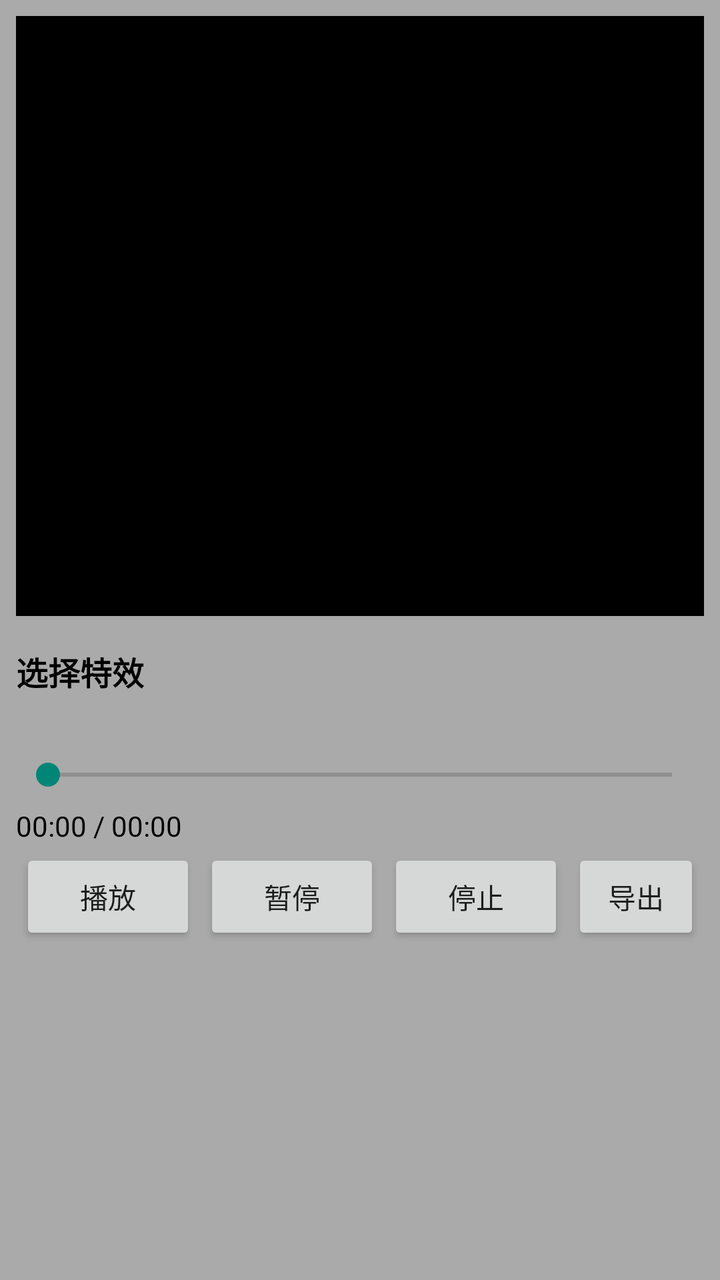
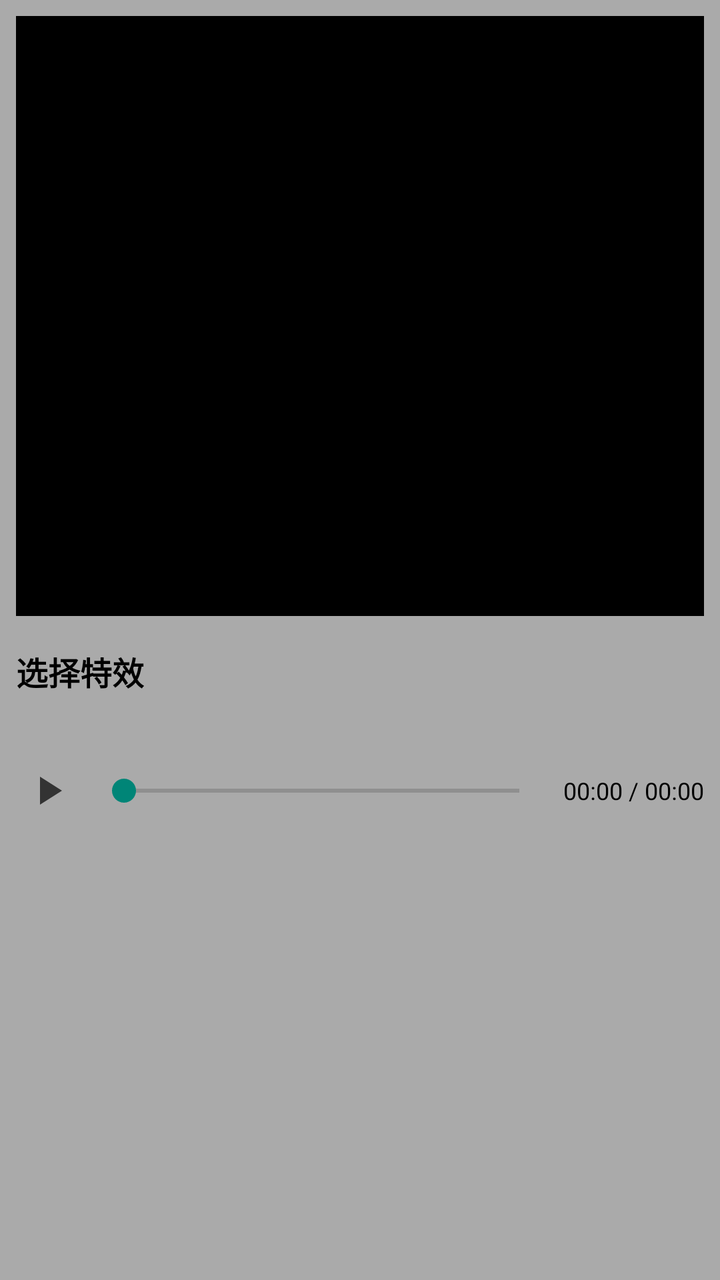

Before-and-after screenshots of an Android layout around one commit, followed by the original layout XML and the change that was made.
<!-- AndroidManifest.xml: application theme Theme.AppCompat.Light.NoActionBar -->
<!-- res/layout/activity_media.xml -->
<?xml version="1.0" encoding="utf-8"?>
<LinearLayout xmlns:android="http://schemas.android.com/apk/res/android"
    xmlns:app="http://schemas.android.com/apk/res-auto"
    xmlns:tools="http://schemas.android.com/tools"
    android:layout_width="match_parent"
    android:layout_height="match_parent"
    android:background="@android:color/darker_gray"
    android:orientation="vertical"
    android:padding="8dp">

    <FrameLayout
        android:id="@+id/fl_player"
        android:layout_width="match_parent"
        android:layout_height="300dp"
        android:layout_marginBottom="16dp"
        android:background="@android:color/black" />

    <ProgressBar
        android:id="@+id/progress_bar"
        android:layout_width="48dp"
        android:layout_height="48dp"
        android:layout_gravity="center"
        android:visibility="gone" />

    
    <LinearLayout
        android:layout_width="match_parent"
        android:layout_height="wrap_content"
        android:layout_marginBottom="16dp"
        android:orientation="vertical">

        <TextView
            android:layout_width="wrap_content"
            android:layout_height="wrap_content"
            android:layout_marginBottom="8dp"
            android:text="选择特效"
            android:textColor="@android:color/black"
            android:textSize="16sp"
            android:textStyle="bold" />

        <androidx.recyclerview.widget.RecyclerView
            android:id="@+id/rv_effects"
            android:layout_width="match_parent"
            android:layout_height="wrap_content"
            android:layout_marginTop="8dp" />
    </LinearLayout>

    
    <LinearLayout
        android:layout_width="match_parent"
        android:layout_height="wrap_content"
        android:orientation="vertical">

        
        <LinearLayout
            android:layout_width="match_parent"
            android:layout_height="wrap_content"
            android:orientation="vertical">

            <SeekBar
                android:id="@+id/play_progress"
                android:layout_width="match_parent"
                android:layout_height="16dp"
                android:max="100" />

            <LinearLayout
                android:layout_width="match_parent"
                android:layout_height="wrap_content"
                android:layout_marginTop="8dp"
                android:orientation="horizontal">

                <TextView
                    android:id="@+id/tv_time"
                    android:layout_width="wrap_content"
                    android:layout_height="wrap_content"
                    android:text="00:00 / 00:00"
                    android:textColor="@android:color/black"
                    android:textSize="14sp" />

                <TextView
                    android:id="@+id/tv_speed"
                    android:layout_width="wrap_content"
                    android:layout_height="wrap_content"
                    android:text="1.0x"
                    android:textColor="@android:color/black"
                    android:textSize="14sp"
                    android:visibility="invisible" />
            </LinearLayout>
        </LinearLayout>

        <LinearLayout
            android:layout_width="wrap_content"
            android:layout_height="wrap_content"
            android:gravity="center"
            android:orientation="horizontal">

            <Button
                android:id="@+id/btn_play"
                android:layout_width="wrap_content"
                android:layout_height="48dp"
                android:layout_margin="2dp"
                android:text="播放" />

            <Button
                android:id="@+id/btn_pause"
                android:layout_width="wrap_content"
                android:layout_height="48dp"
                android:layout_margin="2dp"
                android:text="暂停" />

            <Button
                android:id="@+id/btn_stop"
                android:layout_width="wrap_content"
                android:layout_height="48dp"
                android:layout_margin="2dp"
                android:text="停止" />

            <Button
                android:id="@+id/btn_export"
                android:layout_width="wrap_content"
                android:layout_height="48dp"
                android:layout_margin="2dp"
                android:text="导出" />
        </LinearLayout>
    </LinearLayout>

</LinearLayout>
<!-- resources referenced by this layout -->
<resources>

</resources>

<!-- the commit's change to res/layout/activity_media.xml (unified diff, before → after) -->
@@ -55,73 +55,42 @@
         <LinearLayout
             android:layout_width="match_parent"
             android:layout_height="wrap_content"
-            android:orientation="vertical">
+            android:gravity="center_vertical"
+            android:orientation="horizontal">
+
+            
+            <ImageView
+                android:id="@+id/iv_play_pause"
+                android:layout_width="32dp"
+                android:layout_height="32dp"
+                android:layout_marginEnd="6dp"
+                android:contentDescription="播放/暂停"
+                android:scaleType="centerInside"
+                android:src="@drawable/ic_play" />
 
             <SeekBar
                 android:id="@+id/play_progress"
-                android:layout_width="match_parent"
+                android:layout_width="0dp"
                 android:layout_height="16dp"
+                android:layout_weight="1"
                 android:max="100" />
 
-            <LinearLayout
-                android:layout_width="match_parent"
+            <TextView
+                android:id="@+id/tv_time"
+                android:layout_width="wrap_content"
                 android:layout_height="wrap_content"
-                android:layout_marginTop="8dp"
-                android:orientation="horizontal">
-
-                <TextView
-                    android:id="@+id/tv_time"
-                    android:layout_width="wrap_content"
-                    android:layout_height="wrap_content"
-                    android:text="00:00 / 00:00"
-                    android:textColor="@android:color/black"
-                    android:textSize="14sp" />
-
-                <TextView
-                    android:id="@+id/tv_speed"
-                    android:layout_width="wrap_content"
-                    android:layout_height="wrap_content"
-                    android:text="1.0x"
-                    android:textColor="@android:color/black"
-                    android:textSize="14sp"
-                    android:visibility="invisible" />
-            </LinearLayout>
+                android:layout_marginStart="6dp"
+                android:text="00:00 / 00:00"
+                android:textColor="@android:color/black"
+                android:textSize="12sp" />
         </LinearLayout>
 
-        <LinearLayout
-            android:layout_width="wrap_content"
+        
+        <androidx.recyclerview.widget.RecyclerView
+            android:id="@+id/rv_actions"
+            android:layout_width="match_parent"
             android:layout_height="wrap_content"
-            android:gravity="center"
-            android:orientation="horizontal">
-
-            <Button
-                android:id="@+id/btn_play"
-                android:layout_width="wrap_content"
-                android:layout_height="48dp"
-                android:layout_margin="2dp"
-                android:text="播放" />
-
-            <Button
-                android:id="@+id/btn_pause"
-                android:layout_width="wrap_content"
-                android:layout_height="48dp"
-                android:layout_margin="2dp"
-                android:text="暂停" />
-
-            <Button
-                android:id="@+id/btn_stop"
-                android:layout_width="wrap_content"
-                android:layout_height="48dp"
-                android:layout_margin="2dp"
-                android:text="停止" />
-
-            <Button
-                android:id="@+id/btn_export"
-                android:layout_width="wrap_content"
-                android:layout_height="48dp"
-                android:layout_margin="2dp"
-                android:text="导出" />
-        </LinearLayout>
+            android:layout_marginTop="12dp" />
     </LinearLayout>
 
 </LinearLayout>
<!-- resource entries referenced after the edit -->
@@ -1,5 +1,15 @@
 <!-- resources referenced by this layout -->
 <resources>
-
+  <!-- drawable ic_play (drawable) -->
+  <vector xmlns:android="http://schemas.android.com/apk/res/android"
+      android:width="24dp"
+      android:height="24dp"
+      android:viewportWidth="24"
+      android:viewportHeight="24"
+      android:tint="#333333">
+      <path
+          android:fillColor="@android:color/white"
+          android:pathData="M8,5v14l11,-7z" />
+  </vector>
 </resources>
 
